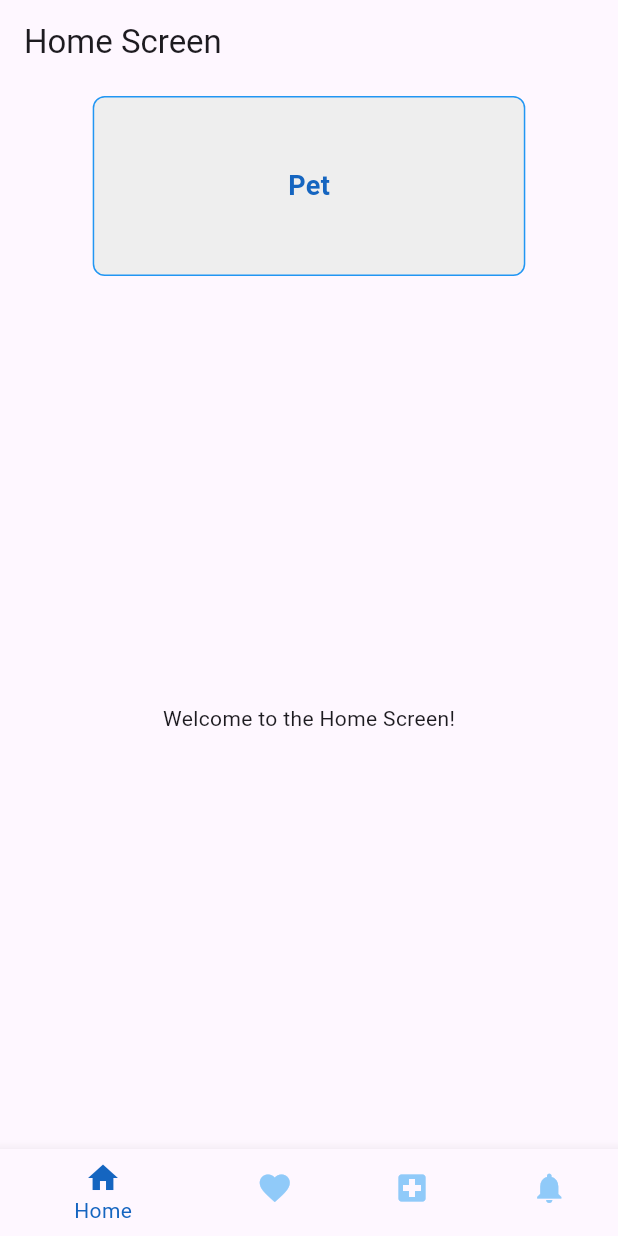
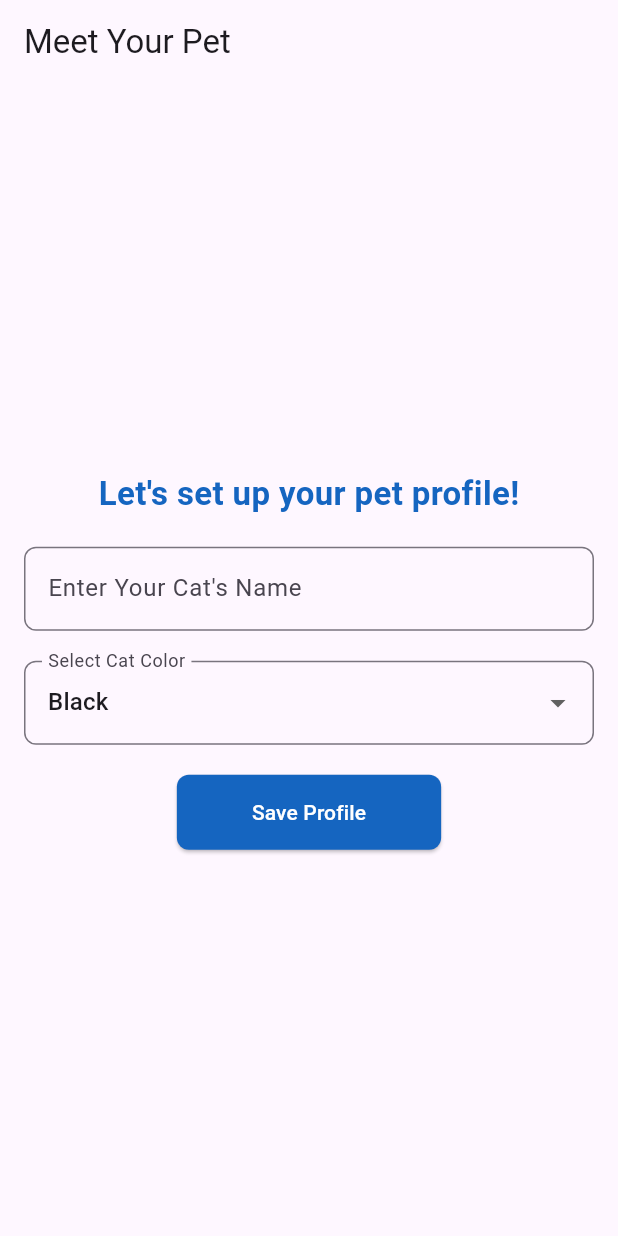
Before and after one commit to fizzahfaizi21/pet_care_app, a Flutter app: the screen it shows after launch, on a phone screen of 412 x 824 dp. Run offline on Flutter 3.47's test engine with Material 3 defaults, Android fonts, the light colour scheme and no system bars; our stand-ins replace shared_preferences.

Commit message:
Added the pet onboarding screen (takes cat's name and color), which then presents the cat on top of each screen with its name and saves the info. Added asset pngs for each color of cat

```diff
--- a/lib/home_screen.dart
+++ b/lib/home_screen.dart
@@ -1,40 +1,18 @@
 import 'package:flutter/material.dart';
+import 'pet_utils.dart';
+import 'package:petappgroup/pet_utils.dart';
 
 class HomePage extends StatelessWidget {
   @override
   Widget build(BuildContext context) {
     return Scaffold(
-      appBar: AppBar(
-        title: Text('Home Screen'),
-      ),
+      appBar: AppBar(title: Text('Home Screen')),
       body: Column(
         children: [
-          // Narrower & taller rectangle with "Pet" label
-          Container(
-            width: MediaQuery.of(context).size.width * 0.7, // 70% of screen width
-            height: 120, // Slightly taller
-            margin: EdgeInsets.symmetric(horizontal: 16, vertical: 8), // Adjusted margin
-            decoration: BoxDecoration(
-              color: Colors.grey[200],
-              borderRadius: BorderRadius.circular(8),
-              border: Border.all(color: Colors.blue),
-            ),
-            child: Center(
-              child: Text(
-                'Pet',
-                style: TextStyle(
-                  fontSize: 18,
-                  fontWeight: FontWeight.bold,
-                  color: Colors.blue[800],
-                ),
-              ),
-            ),
-          ),
-          Expanded(
-            child: Center(
-              child: Text('Welcome to the Home Screen!'),
-            ),
-          ),
+          // Use the new pet widget method
+          PetUtils.createPetWidget(context),
+
+          Expanded(child: Center(child: Text('Welcome to the Home Screen!'))),
         ],
       ),
     );
--- a/lib/main.dart
+++ b/lib/main.dart
@@ -1,8 +1,11 @@
 import 'package:flutter/material.dart';
+import 'package:shared_preferences/shared_preferences.dart';
 import 'home_screen.dart';
 import 'care_screen.dart';
 import 'illness_screen.dart';
 import 'reminders_screen.dart';
+import 'pet_onboarding_screen.dart';
+import 'package:petappgroup/pet_utils.dart';
 
 void main() {
   runApp(MyApp());
@@ -12,12 +15,46 @@ class MyApp extends StatelessWidget {
   @override
   Widget build(BuildContext context) {
     return MaterialApp(
-      title: 'Flutter App',
-      theme: ThemeData(
-        primarySwatch: Colors.blue,
-      ),
-      home: HomeScreen(),
+      title: 'Pet Care App',
+      theme: ThemeData(primarySwatch: Colors.blue),
+      home: PetProfileChecker(),
     );
+  }
+}
+
+class PetProfileChecker extends StatefulWidget {
+  @override
+  _PetProfileCheckerState createState() => _PetProfileCheckerState();
+}
+
+class _PetProfileCheckerState extends State<PetProfileChecker> {
+  @override
+  void initState() {
+    super.initState();
+    _checkPetProfile();
+  }
+
+  Future<void> _checkPetProfile() async {
+    final prefs = await SharedPreferences.getInstance();
+    final petName = prefs.getString('petName');
+    final petColor = prefs.getString('petColor');
+
+    if (petName == null || petColor == null) {
+      // No pet profile, navigate to onboarding
+      Navigator.of(context).pushReplacement(
+        MaterialPageRoute(builder: (_) => PetOnboardingScreen()),
+      );
+    } else {
+      // Pet profile exists, go to main app
+      Navigator.of(
+        context,
+      ).pushReplacement(MaterialPageRoute(builder: (_) => HomeScreen()));
+    }
+  }
+
+  @override
+  Widget build(BuildContext context) {
+    return Scaffold(body: Center(child: CircularProgressIndicator()));
   }
 }
 
@@ -47,17 +84,11 @@ class _HomeScreenState extends State<HomeScreen> {
             _currentIndex = index;
           });
         },
-        selectedItemColor: Colors.blue[800], // Darker blue for the selected icon
-        unselectedItemColor: Colors.blue[200], // Light blue for unselected icons
+        selectedItemColor: Colors.blue[800],
+        unselectedItemColor: Colors.blue[200],
         items: const <BottomNavigationBarItem>[
-          BottomNavigationBarItem(
-            icon: Icon(Icons.home),
-            label: 'Home',
-          ),
-          BottomNavigationBarItem(
-            icon: Icon(Icons.favorite),
-            label: 'Care',
-          ),
+          BottomNavigationBarItem(icon: Icon(Icons.home), label: 'Home'),
+          BottomNavigationBarItem(icon: Icon(Icons.favorite), label: 'Care'),
           BottomNavigationBarItem(
             icon: Icon(Icons.local_hospital),
             label: 'Illness',
--- /dev/null
+++ b/lib/pet_onboarding_screen.dart
@@ -0,0 +1,114 @@
+import 'package:flutter/material.dart';
+import 'package:shared_preferences/shared_preferences.dart';
+import 'main.dart';
+import 'package:petappgroup/pet_utils.dart';
+
+class PetOnboardingScreen extends StatefulWidget {
+  @override
+  _PetOnboardingScreenState createState() => _PetOnboardingScreenState();
+}
+
+class _PetOnboardingScreenState extends State<PetOnboardingScreen> {
+  final TextEditingController _nameController = TextEditingController();
+  String _selectedColor = 'black'; // Default color
+
+  // List of available cat colors
+  final List<String> _catColors = ['black', 'grey', 'brown', 'orange', 'white'];
+
+  @override
+  Widget build(BuildContext context) {
+    return Scaffold(
+      appBar: AppBar(title: Text('Meet Your Pet')),
+      body: Padding(
+        padding: EdgeInsets.all(16.0),
+        child: Column(
+          mainAxisAlignment: MainAxisAlignment.center,
+          children: [
+            Text(
+              'Let\'s set up your pet profile!',
+              style: TextStyle(
+                fontSize: 22,
+                fontWeight: FontWeight.bold,
+                color: Colors.blue[800],
+              ),
+            ),
+            SizedBox(height: 20),
+            TextField(
+              controller: _nameController,
+              decoration: InputDecoration(
+                labelText: 'Enter Your Cat\'s Name',
+                border: OutlineInputBorder(
+                  borderRadius: BorderRadius.circular(8),
+                ),
+              ),
+            ),
+            SizedBox(height: 20),
+            DropdownButtonFormField<String>(
+              decoration: InputDecoration(
+                labelText: 'Select Cat Color',
+                border: OutlineInputBorder(
+                  borderRadius: BorderRadius.circular(8),
+                ),
+              ),
+              value: _selectedColor,
+              items:
+                  _catColors.map((color) {
+                    return DropdownMenuItem(
+                      value: color,
+                      child: Text(
+                        color.substring(0, 1).toUpperCase() +
+                            color.substring(1),
+                      ),
+                    );
+                  }).toList(),
+              onChanged: (value) {
+                setState(() {
+                  _selectedColor = value!;
+                });
+              },
+            ),
+            SizedBox(height: 20),
+            ElevatedButton(
+              style: ElevatedButton.styleFrom(
+                backgroundColor: Colors.blue[800],
+                foregroundColor: Colors.white,
+                padding: EdgeInsets.symmetric(horizontal: 50, vertical: 15),
+                shape: RoundedRectangleBorder(
+                  borderRadius: BorderRadius.circular(8),
+                ),
+              ),
+              onPressed: _savePetProfile,
+              child: Text('Save Profile'),
+            ),
+          ],
+        ),
+      ),
+    );
+  }
+
+  Future<void> _savePetProfile() async {
+    // Validate inputs
+    if (_nameController.text.trim().isEmpty) {
+      ScaffoldMessenger.of(
+        context,
+      ).showSnackBar(SnackBar(content: Text('Please enter your cat\'s name')));
+      return;
+    }
+
+    // Save to SharedPreferences
+    final prefs = await SharedPreferences.getInstance();
+    await prefs.setString('petName', _nameController.text.trim());
+    await prefs.setString('petColor', _selectedColor);
+
+    // Navigate to main app
+    Navigator.of(
+      context,
+    ).pushReplacement(MaterialPageRoute(builder: (_) => MyApp()));
+  }
+
+  @override
+  void dispose() {
+    _nameController.dispose();
+    super.dispose();
+  }
+}
```
Also changed, not shown: lib/care_screen.dart (+6 -29 lines), lib/illness_details_screen.dart (+40 -22 lines), lib/illness_screen.dart (+15 -31 lines), lib/pet_utils.dart (added, +114 -0 lines), lib/reminders_screen.dart (+6 -27 lines), pubspec.yaml (+7 -0 lines), lib/assets/blackcat.png (added), lib/assets/browncat.png (added), lib/assets/greycat.png (added), lib/assets/orangecat.png (added), lib/assets/whitecat.png (added), pubspec.lock, 2 other files.
